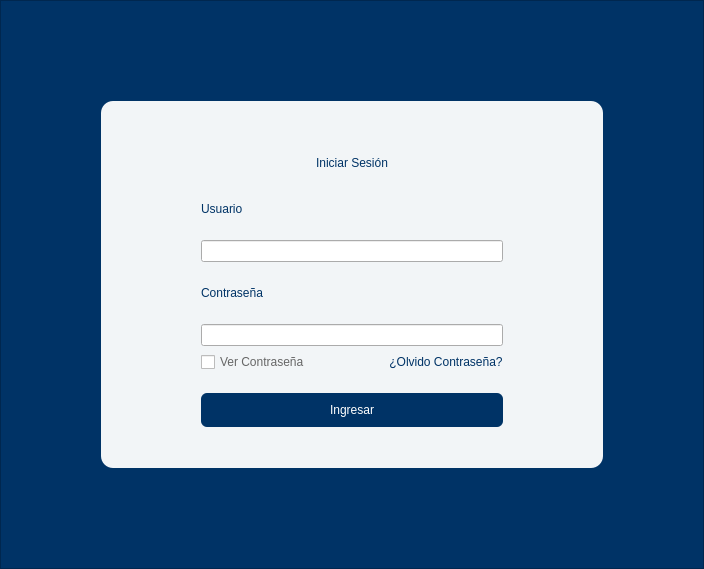
First picture: the form in UI/login.ui, repository AlexING-7/Gestion_Pasantes, before the edit.
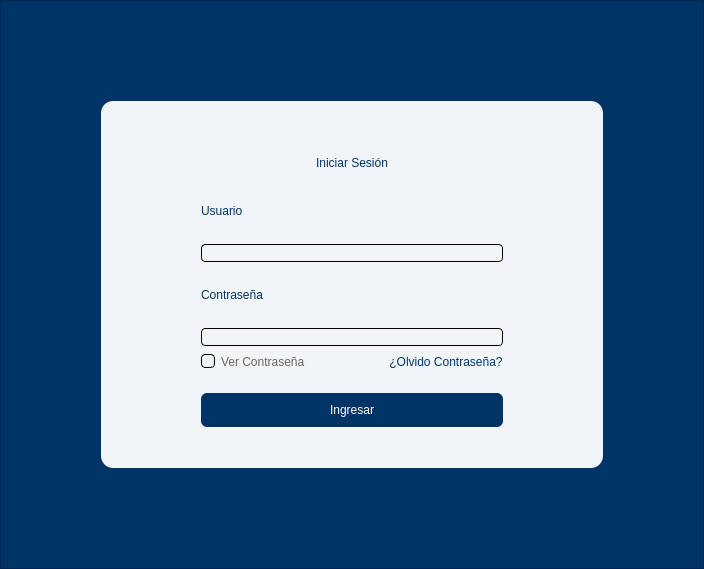
Second picture: the form after the edit.

```diff
--- a/UI/login.ui
+++ b/UI/login.ui
@@ -191,6 +191,12 @@
               </item>
               <item>
                <widget class="QLineEdit" name="user_input">
+                <property name="styleSheet">
+                 <string notr="true">background-color: transparent;
+color: rgb(0, 0, 0);
+border-radius:4px;
+border:1px solid rgb(0, 0, 0);</string>
+                </property>
                 <property name="placeholderText">
                  <string/>
                 </property>
@@ -205,6 +211,12 @@
               </item>
               <item>
                <widget class="QLineEdit" name="password_input">
+                <property name="styleSheet">
+                 <string notr="true">background-color: transparent;
+color: rgb(0, 0, 0);
+border-radius:4px;
+border:1px solid rgb(0, 0, 0);</string>
+                </property>
                 <property name="text">
                  <string/>
                 </property>
@@ -221,8 +233,20 @@
                    <cursorShape>PointingHandCursor</cursorShape>
                   </property>
                   <property name="styleSheet">
-                   <string notr="true">color: rgb(102, 102, 102);
-font: 12pt &quot;Segoe UI&quot;;</string>
+                   <string notr="true">QCheckBox{
+color: rgb(102, 102, 102);
+font: 12pt &quot;Segoe UI&quot;;
+background-color:transparent;
+}
+QCheckBox::indicator {
+border:1px solid;
+border-radius:4px;
+}
+
+QCheckBox::indicator:checked {
+    
+	background-color: rgb(0, 51, 102);
+}</string>
                   </property>
                   <property name="text">
                    <string>Ver Contraseña</string>
```
